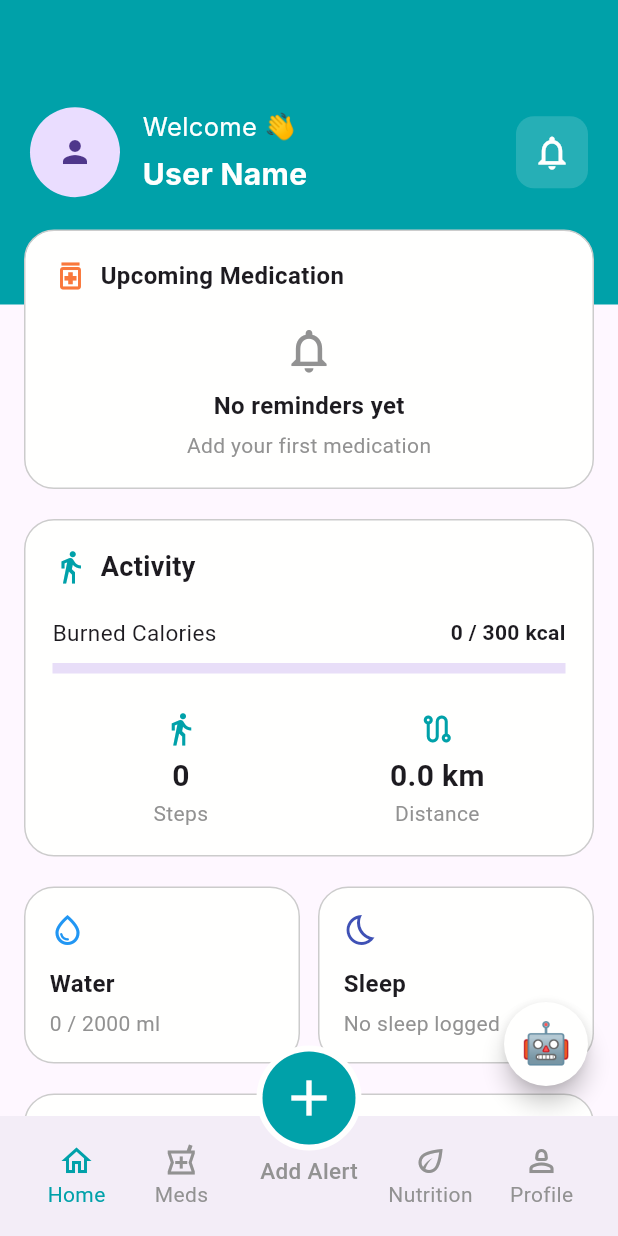
After one commit to mernahawas48-creator/Health-Tracking-App, a Flutter app: the HomePage screen opened by its route, on a phone screen of 412 x 824 dp. The commit adds this screen. Run offline on Flutter 3.47's test engine with Material 3 defaults, Android fonts, the phone set to English and light mode, and no system bars; Roboto replaces fonts that are missing (Inter).

Commit message:
updated home page

```diff
--- a/lib/app/routes.dart
+++ b/lib/app/routes.dart
@@ -2,10 +2,11 @@ import 'package:flutter/material.dart';
 import 'package:meditrack/features/onboarding.dart';
 import 'package:meditrack/features/login.dart';
 import 'package:meditrack/features/signup.dart';
+import 'package:meditrack/features/home.dart';
 
 final Map<String, WidgetBuilder> appRoutes = {
-  '/' : (context) => const OnboardingPage(),
+  '/': (context) => const OnboardingPage(),
   '/login': (context) => const LoginPage(),
   '/signup': (context) => const SignupPage(),
-
+  '/home': (context) => const HomePage(),
 };
--- /dev/null
+++ b/lib/features/home.dart
@@ -0,0 +1,523 @@
+import 'package:flutter/material.dart';
+import 'package:meditrack/themes/appcolors.dart';
+
+class HomePage extends StatefulWidget {
+  const HomePage({Key? key}) : super(key: key);
+
+  @override
+  State<HomePage> createState() => _HomePageState();
+}
+
+class _HomePageState extends State<HomePage> {
+  int selectedIndex = 0;
+
+  @override
+  Widget build(BuildContext context) {
+    return Scaffold(
+      body: Stack(
+        children: [
+          SingleChildScrollView(
+            child: Column(
+              children: [
+                Container(
+                  width: double.infinity,
+                  height: 203,
+                  color: Appcolors.Primary,
+                  child: Padding(
+                    padding: const EdgeInsets.symmetric(horizontal: 20),
+                    child: Row(
+                      children: [
+                        const CircleAvatar(
+                          radius: 30,
+                          child: Icon(Icons.person),
+                        ),
+
+                        const SizedBox(width: 15),
+
+                        const Column(
+                          mainAxisAlignment: MainAxisAlignment.center,
+                          crossAxisAlignment: CrossAxisAlignment.start,
+                          children: [
+                            Text(
+                              'Welcome 👋',
+                              style: TextStyle(
+                                color: Appcolors.White,
+                                fontFamily: 'Inter',
+                                fontSize: 17,
+                                fontWeight: FontWeight.w400,
+                              ),
+                            ),
+
+                            SizedBox(height: 4),
+
+                            Text(
+                              'User Name',
+                              style: TextStyle(
+                                color: Appcolors.White,
+                                fontFamily: 'Inter',
+                                fontSize: 20,
+                                fontWeight: FontWeight.bold,
+                              ),
+                            ),
+                          ],
+                        ),
+
+                        const Spacer(),
+
+                        Container(
+                          decoration: BoxDecoration(
+                            color: Colors.white.withOpacity(0.15),
+                            borderRadius: BorderRadius.circular(12),
+                          ),
+                          child: IconButton(
+                            onPressed: () {
+                              // Notifications page later
+                            },
+                            icon: const Icon(
+                              Icons.notifications_none,
+                              color: Appcolors.White,
+                              size: 27,
+                            ),
+                          ),
+                        ),
+                      ],
+                    ),
+                  ),
+                ),
+
+                Transform.translate(
+                  offset: const Offset(0, -50),
+                  child: Padding(
+                    padding: const EdgeInsets.symmetric(horizontal: 16),
+                    child: Column(
+                      children: [
+                        Container(
+                          width: double.infinity,
+                          padding: const EdgeInsets.all(18),
+                          decoration: BoxDecoration(
+                            color: Appcolors.White,
+                            borderRadius: BorderRadius.circular(20),
+                            border: Border.all(color: Appcolors.Grey3),
+                          ),
+                          child: Column(
+                            children: [
+                              Row(
+                                children: [
+                                  const Icon(
+                                    Icons.medication_outlined,
+                                    color: Appcolors.SecondaryOrange,
+                                  ),
+
+                                  const SizedBox(width: 8),
+
+                                  const Text(
+                                    'Upcoming Medication',
+                                    style: TextStyle(
+                                      fontSize: 16,
+                                      fontWeight: FontWeight.bold,
+                                    ),
+                                  ),
+                                ],
+                              ),
+
+                              const SizedBox(height: 20),
+
+                              const Icon(
+                                Icons.notifications_none,
+                                size: 35,
+                                color: Appcolors.Grey2,
+                              ),
+
+                              const SizedBox(height: 8),
+
+                              const Text(
+                                'No reminders yet',
+                                style: TextStyle(
+                                  fontSize: 16,
+                                  fontWeight: FontWeight.w600,
+                                ),
+                              ),
+
+                              const SizedBox(height: 5),
+
+                              const Text(
+                                'Add your first medication',
+                                style: TextStyle(color: Appcolors.Grey2),
+                              ),
+                            ],
+                          ),
+                        ),
+
+                        const SizedBox(height: 20),
+
+                        Container(
+                          width: double.infinity,
+                          padding: const EdgeInsets.all(18),
+                          decoration: BoxDecoration(
+                            color: Appcolors.White,
+                            borderRadius: BorderRadius.circular(20),
+                            border: Border.all(color: Appcolors.Grey3),
+                          ),
+                          child: const Column(
+                            crossAxisAlignment: CrossAxisAlignment.start,
+                            children: [
+                              Row(
+                                children: [
+                                  Icon(
+                                    Icons.directions_walk,
+                                    color: Appcolors.Primary,
+                                  ),
+
+                                  SizedBox(width: 8),
+
+                                  Text(
+                                    'Activity',
+                                    style: TextStyle(
+                                      fontSize: 18,
+                                      fontWeight: FontWeight.bold,
+                                    ),
+                                  ),
+                                ],
+                              ),
+
+                              SizedBox(height: 20),
+
+                              Row(
+                                mainAxisAlignment:
+                                    MainAxisAlignment.spaceBetween,
+                                children: [
+                                  Text(
+                                    'Burned Calories',
+                                    style: TextStyle(fontSize: 15),
+                                  ),
+
+                                  Text(
+                                    '0 / 300 kcal',
+                                    style: TextStyle(
+                                      fontWeight: FontWeight.bold,
+                                    ),
+                                  ),
+                                ],
+                              ),
+
+                              SizedBox(height: 10),
+
+                              LinearProgressIndicator(value: 0, minHeight: 7),
+
+                              SizedBox(height: 25),
+
+                              Row(
+                                children: [
+                                  // STEPS
+                                  Expanded(
+                                    child: Column(
+                                      children: [
+                                        Icon(
+                                          Icons.directions_walk,
+                                          color: Appcolors.Primary,
+                                        ),
+
+                                        SizedBox(height: 5),
+
+                                        Text(
+                                          '0',
+                                          style: TextStyle(
+                                            fontSize: 20,
+                                            fontWeight: FontWeight.bold,
+                                          ),
+                                        ),
+
+                                        Text(
+                                          'Steps',
+                                          style: TextStyle(
+                                            color: Appcolors.Grey2,
+                                          ),
+                                        ),
+                                      ],
+                                    ),
+                                  ),
+
+                                  // DISTANCE
+                                  Expanded(
+                                    child: Column(
+                                      children: [
+                                        Icon(
+                                          Icons.route_outlined,
+                                          color: Appcolors.Primary,
+                                        ),
+
+                                        SizedBox(height: 5),
+
+                                        Text(
+                                          '0.0 km',
+                                          style: TextStyle(
+                                            fontSize: 20,
+                                            fontWeight: FontWeight.bold,
+                                          ),
+                                        ),
+
+                                        Text(
+                                          'Distance',
+                                          style: TextStyle(
+                                            color: Appcolors.Grey2,
+                                          ),
+                                        ),
+                                      ],
+                                    ),
+                                  ),
+                                ],
+                              ),
+                            ],
+                          ),
+                        ),
+
+                        const SizedBox(height: 20),
+
+                        Row(
+                          children: [
+                            // WATER
+                            Expanded(
+                              child: Container(
+                                padding: const EdgeInsets.all(16),
+                                decoration: BoxDecoration(
+                                  color: Appcolors.White,
+                                  borderRadius: BorderRadius.circular(20),
+                                  border: Border.all(color: Appcolors.Grey3),
+                                ),
+                                child: const Column(
+                                  crossAxisAlignment: CrossAxisAlignment.start,
+                                  children: [
+                                    Icon(
+                                      Icons.water_drop_outlined,
+                                      color: Colors.blue,
+                                    ),
+
+                                    SizedBox(height: 12),
+
+                                    Text(
+                                      'Water',
+                                      style: TextStyle(
+                                        fontSize: 16,
+                                        fontWeight: FontWeight.bold,
+                                      ),
+                                    ),
+
+                                    SizedBox(height: 5),
+
+                                    Text(
+                                      '0 / 2000 ml',
+                                      style: TextStyle(color: Appcolors.Grey2),
+                                    ),
+                                  ],
+                                ),
+                              ),
+                            ),
+
+                            const SizedBox(width: 12),
+
+                            // SLEEP
+                            Expanded(
+                              child: Container(
+                                padding: const EdgeInsets.all(16),
+                                decoration: BoxDecoration(
+                                  color: Appcolors.White,
+                                  borderRadius: BorderRadius.circular(20),
+                                  border: Border.all(color: Appcolors.Grey3),
+                                ),
+                                child: const Column(
+                                  crossAxisAlignment: CrossAxisAlignment.start,
+                                  children: [
+                                    Icon(
+                                      Icons.bedtime_outlined,
+                                      color: Colors.indigo,
+                                    ),
+
+                                    SizedBox(height: 12),
+
+                                    Text(
+                                      'Sleep',
+                                      style: TextStyle(
+                                        fontSize: 16,
+                                        fontWeight: FontWeight.bold,
+                                      ),
+                                    ),
+
+                                    SizedBox(height: 5),
+
+                                    Text(
+                                      'No sleep logged',
+                                      style: TextStyle(color: Appcolors.Grey2),
+                                    ),
+                                  ],
+                                ),
+                              ),
+                            ),
+                          ],
+                        ),
+
+                        const SizedBox(height: 20),
+
+                        Container(
+                          width: double.infinity,
+                          padding: const EdgeInsets.all(18),
+                          decoration: BoxDecoration(
+                            color: Appcolors.White,
+                            borderRadius: BorderRadius.circular(20),
+                            border: Border.all(color: Appcolors.Grey3),
+                          ),
+                          child: const Column(
+                            crossAxisAlignment: CrossAxisAlignment.start,
+                            children: [
+                              Text(
+                                "Today's Medications",
+                                style: TextStyle(
+                                  fontSize: 18,
+                                  fontWeight: FontWeight.bold,
+                                ),
+                              ),
+
+                              SizedBox(height: 20),
+
+                              Center(
+                                child: Column(
+                                  children: [
+                                    Icon(
+                                      Icons.medication_outlined,
+                                      size: 38,
+                                      color: Appcolors.Grey2,
+                                    ),
+
+                                    SizedBox(height: 8),
+
+                                    Text(
+                                      'No medications scheduled for today',
+                                      style: TextStyle(color: Appcolors.Grey2),
+                                    ),
+                                  ],
+                                ),
+                              ),
+                            ],
+                          ),
+                        ),
+
+                        const SizedBox(height: 100),
+                      ],
+                    ),
+                  ),
+                ),
+              ],
+            ),
+          ),
+
+          Positioned(
+            right: 20,
+            bottom: 20,
+            child: FloatingActionButton(
+              heroTag: 'aiAssistant',
+              backgroundColor: Appcolors.White,
+              shape: const CircleBorder(),
+              onPressed: () {
+                // AI Assistant page later
+              },
+              child: const Text('🤖', style: TextStyle(fontSize: 27)),
+            ),
+          ),
+        ],
+      ),
+
+      floatingActionButton: Column(
+        mainAxisSize: MainAxisSize.min,
+        children: [
+          Container(
+            width: 70,
+            height: 70,
+            decoration: BoxDecoration(
+              shape: BoxShape.circle,
+              border: Border.all(color: Appcolors.White, width: 4),
+            ),
+            child: FloatingActionButton(
+              heroTag: 'addAlert',
+              backgroundColor: Appcolors.Primary,
+              elevation: 0,
+              shape: const CircleBorder(),
+              onPressed: () {
+                // Add Alert page later
+              },
+              child: const Icon(Icons.add, color: Appcolors.White, size: 40),
+            ),
+          ),
+
+          const SizedBox(height: 3),
+
+          const Text(
+            'Add Alert',
+            style: TextStyle(
+              color: Appcolors.Grey2,
+              fontSize: 15,
+              fontWeight: FontWeight.w500,
+            ),
+          ),
+        ],
+      ),
+
+      floatingActionButtonLocation: FloatingActionButtonLocation.centerDocked,
+
+      bottomNavigationBar: BottomAppBar(
+        height: 80,
+        child: Row(
+          mainAxisAlignment: MainAxisAlignment.spaceAround,
+          children: [
+            _navItem(index: 0, icon: Icons.home_outlined, title: 'Home'),
+
+            _navItem(
+              index: 1,
+              icon: Icons.local_pharmacy_outlined,
+              title: 'Meds',
+            ),
+
+            // Space for Add Alert button
+            const SizedBox(width: 70),
+
+            _navItem(index: 2, icon: Icons.eco_outlined, title: 'Nutrition'),
+
+            _navItem(index: 3, icon: Icons.person_2_outlined, title: 'Profile'),
+          ],
+        ),
+      ),
+    );
+  }
+
+  Widget _navItem({
+    required int index,
+    required IconData icon,
+    required String title,
+  }) {
+    return IconButton(
+      padding: EdgeInsets.zero,
+      onPressed: () {
+        setState(() {
+          selectedIndex = index;
+        });
+      },
+      icon: Column(
+        mainAxisSize: MainAxisSize.min,
+        children: [
+          Icon(
+            icon,
+            color: selectedIndex == index ? Appcolors.Primary : Appcolors.Grey2,
+          ),
+
+          Text(
+            title,
+            style: TextStyle(
+              fontSize: 14,
+              color: selectedIndex == index
+                  ? Appcolors.Primary
+                  : Appcolors.Grey2,
+            ),
+          ),
+        ],
+      ),
+    );
+  }
+}
--- a/pubspec.yaml
+++ b/pubspec.yaml
@@ -30,6 +30,7 @@ environment:
 dependencies:
   flutter:
     sdk: flutter
+  flutter_svg: ^2.0.10
 
   # The following adds the Cupertino Icons font to your application.
   # Use with the CupertinoIcons class for iOS style icons.
@@ -60,6 +61,7 @@ flutter:
   # To add assets to your application, add an assets section, like this:
   assets:
     - assets/images/
+    - assets/icons/
   #   - images/a_dot_ham.jpeg
 
   # An image asset can refer to one or more resolution-specific "variants", see
```
Also changed, not shown: lib/themes/appcolors.dart (+9 -18 lines), assets/icons/notifications.svg (added), pubspec.lock.
